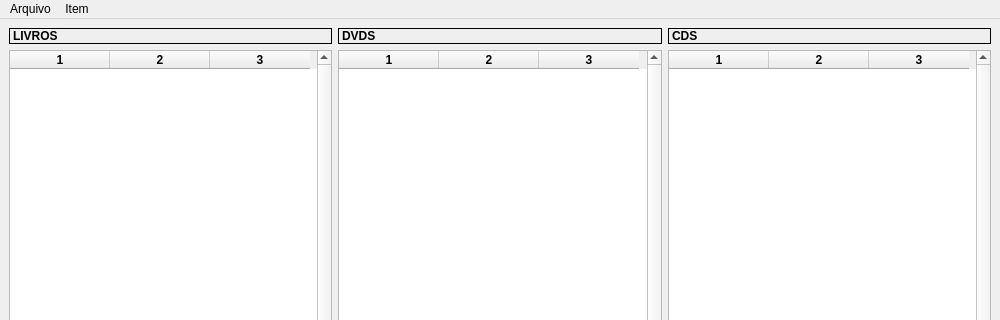
Above: mainloja.ui from Roberto-Vinicius/Interface-PA before the change; both pictures show x 0 to 1000 and y 0 to 320 of the 1000 by 600 pixel window. Below: the same form after it.
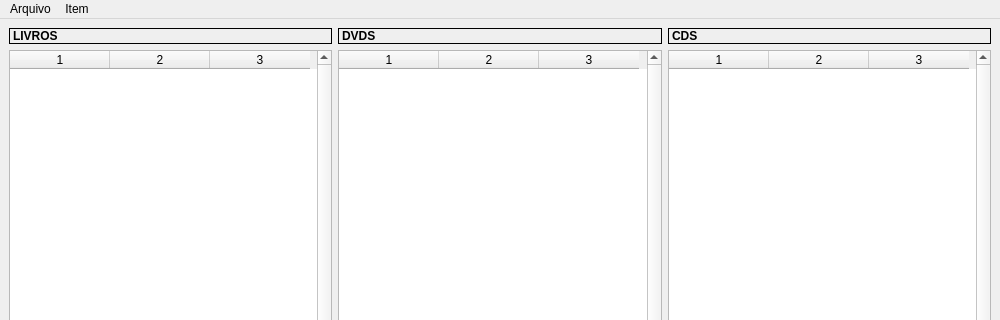
That is the form after the change.

```diff
--- a/mainloja.ui
+++ b/mainloja.ui
@@ -36,7 +36,7 @@
        <widget class="QTableWidget" name="tabelaLivros">
         <property name="font">
          <font>
-          <bold>true</bold>
+          <bold>false</bold>
          </font>
         </property>
         <property name="autoFillBackground">
@@ -97,7 +97,7 @@
        <widget class="QTableWidget" name="tabelaDvds">
         <property name="font">
          <font>
-          <bold>true</bold>
+          <bold>false</bold>
          </font>
         </property>
         <property name="verticalScrollBarPolicy">
@@ -158,7 +158,7 @@
        <widget class="QTableWidget" name="tabelaCds">
         <property name="font">
          <font>
-          <bold>true</bold>
+          <bold>false</bold>
          </font>
         </property>
         <property name="verticalScrollBarPolicy">
```
